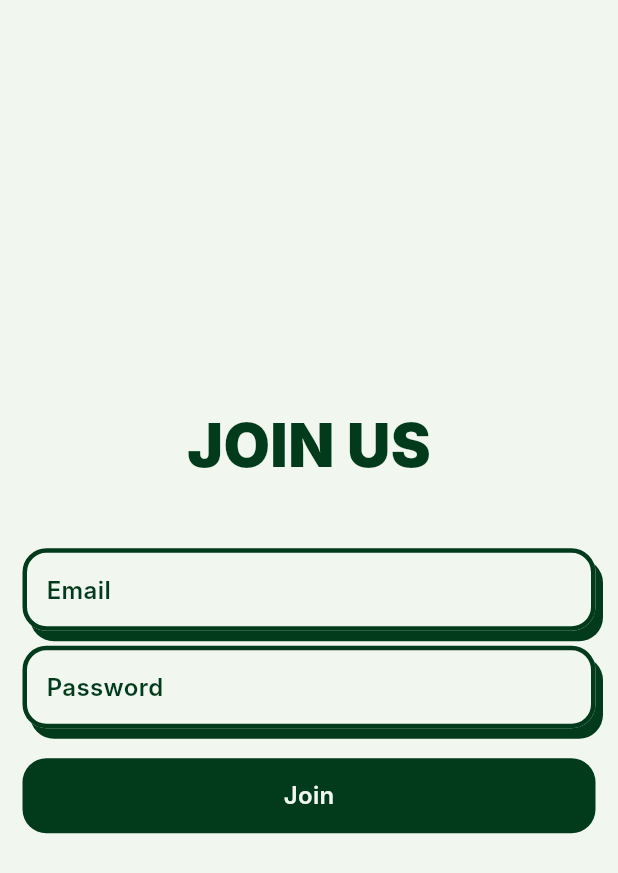
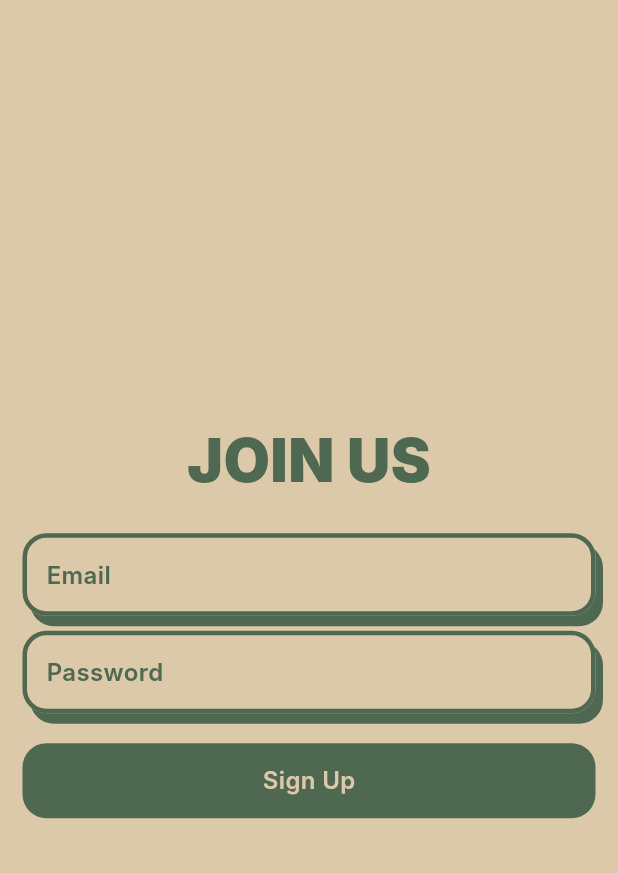
Before and after one commit to JayWoodroffe/epic-task-manager, a Flutter app: the screen it shows after launch, after a tap on "Sign Up.", on a phone screen of 412 x 824 dp. Shown: the top 873 px of the screen. Run offline on Flutter 3.47's test engine with Material 3 defaults, Android fonts, the phone set to English and light mode, and no system bars; Roboto replaces fonts that are missing (Inter).

```diff
--- a/kanban_app/analysis_options.yaml
+++ b/kanban_app/analysis_options.yaml
@@ -7,6 +7,9 @@
 
 # The following line activates a set of recommended lints for Flutter apps,
 # packages, and plugins designed to encourage good coding practices.
+analyzer:
+  errors:
+    prefer_const_constructors: ignore
 include: package:flutter_lints/flutter.yaml
 
 linter:
@@ -23,6 +26,5 @@ linter:
   rules:
     # avoid_print: false  # Uncomment to disable the `avoid_print` rule
     # prefer_single_quotes: true  # Uncomment to enable the `prefer_single_quotes` rule
-
 # Additional information about this file can be found at
 # https://dart.dev/guides/language/analysis-options
--- a/kanban_app/lib/features/auth/login_screen.dart
+++ b/kanban_app/lib/features/auth/login_screen.dart
@@ -20,22 +20,21 @@ class _LoginScreenState extends State<LoginScreen> {
   Widget build(BuildContext context) {
     return Scaffold(
       resizeToAvoidBottomInset: true,
-      backgroundColor: MyColors.mintCream,
-      body: SingleChildScrollView(
-        child: Center(
-          child: Padding(
-            padding: const EdgeInsets.all(15.0),
+      backgroundColor: MyColors.cream,
+      body: Center(
+        child: Padding(
+          padding: const EdgeInsets.all(15.0),
+          child: SingleChildScrollView(
             child: Column(
               mainAxisAlignment: MainAxisAlignment.center,
               children: [
-                SizedBox(height: 150),
                 Text('KANBAN',
                     style: TextStyle(
                         fontSize: 40,
-                        color: MyColors.midGreen,
+                        color: MyColors.tertiary,
                         fontWeight: FontWeight.w900)),
 
-                SizedBox(height: 40),
+                SizedBox(height: 20),
 
                 //email input
                 Container(
@@ -43,7 +42,7 @@ class _LoginScreenState extends State<LoginScreen> {
                       borderRadius: BorderRadius.circular(16),
                       boxShadow: [
                         BoxShadow(
-                          color: MyColors.deepGreen,
+                          color: MyColors.tertiary,
                           blurRadius: 0,
                           offset: Offset(5, 7),
                         )
@@ -52,23 +51,23 @@ class _LoginScreenState extends State<LoginScreen> {
                     style: Theme.of(context).textTheme.bodyMedium,
                     controller: _emailController,
                     keyboardType: TextInputType.emailAddress,
-                    cursorColor: MyColors.deepGreen,
+                    cursorColor: MyColors.tertiary,
                     decoration: InputDecoration(
                       filled: true,
-                      fillColor: MyColors.mintCream,
+                      fillColor: MyColors.cream,
                       labelText: 'Email',
                       labelStyle: Theme.of(context)
                           .textTheme
                           .bodyMedium
-                          ?.copyWith(color: MyColors.deepGreen),
+                          ?.copyWith(color: MyColors.tertiary),
                       focusedBorder: OutlineInputBorder(
                         borderSide:
-                            BorderSide(color: MyColors.deepGreen, width: 3),
+                            BorderSide(color: MyColors.tertiary, width: 3),
                         borderRadius: BorderRadius.circular(16),
                       ),
                       enabledBorder: OutlineInputBorder(
                         borderSide:
-                            BorderSide(color: MyColors.deepGreen, width: 3),
+                            BorderSide(color: MyColors.tertiary, width: 3),
                         borderRadius: BorderRadius.circular(16),
                       ),
                     ),
@@ -85,30 +84,30 @@ class _LoginScreenState extends State<LoginScreen> {
                         BoxShadow(
                           blurRadius: 0,
                           offset: Offset(5, 7),
-                          color: MyColors.deepGreen,
+                          color: MyColors.tertiary,
                         )
                       ]),
                   child: TextField(
                     style: Theme.of(context).textTheme.bodyMedium,
                     controller: _passwordController,
                     obscureText: true,
-                    cursorColor: MyColors.deepGreen,
+                    cursorColor: MyColors.tertiary,
                     decoration: InputDecoration(
                       filled: true,
-                      fillColor: MyColors.mintCream,
+                      fillColor: MyColors.cream,
                       labelText: 'Password',
                       labelStyle: Theme.of(context)
                           .textTheme
                           .bodyMedium
-                          ?.copyWith(color: MyColors.deepGreen),
+                          ?.copyWith(color: MyColors.tertiary),
                       focusedBorder: OutlineInputBorder(
                         borderSide:
-                            BorderSide(color: MyColors.deepGreen, width: 3),
+                            BorderSide(color: MyColors.tertiary, width: 3),
                         borderRadius: BorderRadius.circular(16),
                       ),
                       enabledBorder: OutlineInputBorder(
                         borderSide:
-                            BorderSide(color: MyColors.deepGreen, width: 3),
+                            BorderSide(color: MyColors.tertiary, width: 3),
                         borderRadius: BorderRadius.circular(16),
                       ),
                     ),
@@ -134,13 +133,13 @@ class _LoginScreenState extends State<LoginScreen> {
                         style: Theme.of(context)
                             .textTheme
                             .bodyMedium
-                            ?.copyWith(color: MyColors.mintCream),
+                            ?.copyWith(color: MyColors.cream),
                       ),
                       style: TextButton.styleFrom(
                         shape: RoundedRectangleBorder(
                           borderRadius: BorderRadius.circular(16),
                         ),
-                        backgroundColor: MyColors.deepGreen,
+                        backgroundColor: MyColors.tertiary,
                       )),
                 ),
 
@@ -150,7 +149,7 @@ class _LoginScreenState extends State<LoginScreen> {
                   mainAxisAlignment: MainAxisAlignment.center,
                   children: [
                     Text("Don't have an account? ",
-                        style: TextStyle(color: MyColors.deepGreen)),
+                        style: TextStyle(color: MyColors.charcoal)),
                     GestureDetector(
                       onTap: () {
                         Navigator.of(context).push(
@@ -160,7 +159,7 @@ class _LoginScreenState extends State<LoginScreen> {
                       },
                       child: Text(
                         "Sign Up.",
-                        style: TextStyle(color: MyColors.midGreen),
+                        style: TextStyle(color: MyColors.tertiary),
                       ),
                     )
                   ],
--- a/kanban_app/lib/features/auth/signup_screen.dart
+++ b/kanban_app/lib/features/auth/signup_screen.dart
@@ -17,21 +17,20 @@ class SignupScreen extends StatelessWidget {
   @override
   Widget build(BuildContext context) {
     return Scaffold(
-      backgroundColor: MyColors.mintCream,
+      backgroundColor: MyColors.cream,
       body: Center(
         child: Padding(
           padding: const EdgeInsets.all(15.0),
           child: SingleChildScrollView(
             child: Column(
-              mainAxisAlignment: MainAxisAlignment.center,
               children: [
                 Text('JOIN US',
                     style: TextStyle(
                         fontSize: 40,
-                        color: MyColors.deepGreen,
+                        color: MyColors.tertiary,
                         fontWeight: FontWeight.w900)),
 
-                SizedBox(height: 40),
+                SizedBox(height: 20),
 
                 //email input
                 Container(
@@ -39,7 +38,7 @@ class SignupScreen extends StatelessWidget {
                       borderRadius: BorderRadius.circular(16),
                       boxShadow: [
                         BoxShadow(
-                          color: MyColors.deepGreen,
+                          color: MyColors.tertiary,
                           blurRadius: 0,
                           offset: Offset(5, 7),
                         )
@@ -48,23 +47,23 @@ class SignupScreen extends StatelessWidget {
                     style: Theme.of(context).textTheme.bodyMedium,
                     controller: _emailController,
                     keyboardType: TextInputType.emailAddress,
-                    cursorColor: MyColors.deepGreen,
+                    cursorColor: MyColors.tertiary,
                     decoration: InputDecoration(
                       filled: true,
-                      fillColor: MyColors.mintCream,
+                      fillColor: MyColors.cream,
                       labelText: 'Email',
                       labelStyle: Theme.of(context)
                           .textTheme
                           .bodyMedium
-                          ?.copyWith(color: MyColors.deepGreen),
+                          ?.copyWith(color: MyColors.tertiary),
                       focusedBorder: OutlineInputBorder(
                         borderSide:
-                            BorderSide(color: MyColors.deepGreen, width: 3),
+                            BorderSide(color: MyColors.tertiary, width: 3),
                         borderRadius: BorderRadius.circular(16),
                       ),
                       enabledBorder: OutlineInputBorder(
                         borderSide:
-                            BorderSide(color: MyColors.deepGreen, width: 3),
+                            BorderSide(color: MyColors.tertiary, width: 3),
                         borderRadius: BorderRadius.circular(16),
                       ),
                     ),
@@ -80,30 +79,30 @@ class SignupScreen extends StatelessWidget {
                         BoxShadow(
                           blurRadius: 0,
                           offset: Offset(5, 7),
-                          color: MyColors.deepGreen,
+                          color: MyColors.tertiary,
                         )
                       ]),
                   child: TextField(
                     style: Theme.of(context).textTheme.bodyMedium,
                     controller: _passwordController,
                     obscureText: true,
-                    cursorColor: MyColors.deepGreen,
+                    cursorColor: MyColors.tertiary,
                     decoration: InputDecoration(
                       filled: true,
-                      fillColor: MyColors.mintCream,
+                      fillColor: MyColors.cream,
                       labelText: 'Password',
                       labelStyle: Theme.of(context)
                           .textTheme
                           .bodyMedium
-                          ?.copyWith(color: MyColors.deepGreen),
+                          ?.copyWith(color: MyColors.tertiary),
                       focusedBorder: OutlineInputBorder(
                         borderSide:
-                            BorderSide(color: MyColors.deepGreen, width: 3),
+                            BorderSide(color: MyColors.tertiary, width: 3),
                         borderRadius: BorderRadius.circular(16),
                       ),
                       enabledBorder: OutlineInputBorder(
                         borderSide:
-                            BorderSide(color: MyColors.deepGreen, width: 3),
+                            BorderSide(color: MyColors.tertiary, width: 3),
                         borderRadius: BorderRadius.circular(16),
                       ),
                     ),
@@ -118,17 +117,17 @@ class SignupScreen extends StatelessWidget {
                   child: TextButton(
                       onPressed: () => {},
                       child: Text(
-                        "Join",
+                        "Sign Up",
                         style: Theme.of(context)
                             .textTheme
                             .bodyMedium
-                            ?.copyWith(color: MyColors.mintCream),
+                            ?.copyWith(color: MyColors.cream),
                       ),
                       style: TextButton.styleFrom(
                         shape: RoundedRectangleBorder(
                           borderRadius: BorderRadius.circular(16),
                         ),
-                        backgroundColor: MyColors.deepGreen,
+                        backgroundColor: MyColors.tertiary,
                       )),
                 ),
               ],
--- a/kanban_app/lib/styles/colors.dart
+++ b/kanban_app/lib/styles/colors.dart
@@ -1,9 +1,9 @@
 import 'package:flutter/material.dart';
 
 class MyColors {
-  static const mintCream = Color(0xffF1F7EE);
-  static const lightGreen = Color(0xffE0EDC5);
-  static const midGreen = Color(0xff055902);
+  static const cream = Color(0xffDCC9A9);
+  static const secondary = Color(0xffB83A2D);
+  static const tertiary = Color(0xff4E6851);
   static const deepGreen = Color(0xff023B1C);
   static const charcoal = Color(0xff231F20);
 }
--- a/kanban_app/lib/styles/themes.dart
+++ b/kanban_app/lib/styles/themes.dart
@@ -5,10 +5,10 @@ ThemeData get lightTheme {
   return ThemeData(
     fontFamily: 'Inter',
     brightness: Brightness.light,
-    scaffoldBackgroundColor: MyColors.mintCream,
+    scaffoldBackgroundColor: MyColors.cream,
     cardColor: Colors.white,
     textTheme: const TextTheme(
-      bodyLarge: TextStyle(fontSize: 24, fontWeight: FontWeight.bold),
+      bodyLarge: TextStyle(fontSize: 30, fontWeight: FontWeight.bold),
       bodyMedium: TextStyle(fontSize: 16, fontWeight: FontWeight.w600),
       bodySmall: TextStyle(fontSize: 14, color: MyColors.charcoal),
     ),
```
Also changed, not shown: kanban_app/lib/features/boards/board_screen.dart (+14 -1 lines), kanban_app/lib/features/dashboard/dashboard.dart (+4 -4 lines), kanban_app/lib/features/dashboard/list_widget.dart (+81 -5 lines), kanban_app/lib/features/dashboard/task_card.dart (deleted, +0 -18 lines), kanban_app/lib/widgets/create_task.dart (added, +122 -0 lines), kanban_app/lib/widgets/project_card.dart (+15 -3 lines), kanban_app/lib/widgets/task_card.dart (added, +21 -0 lines).
